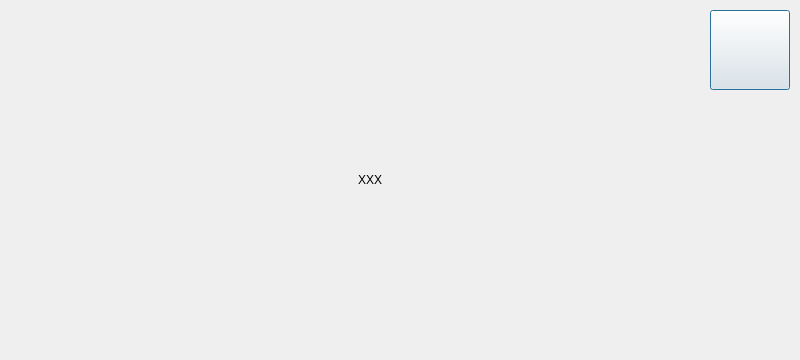
Before: the Qt Designer form src/XMusic/msgbox.ui in 1028417/XMusic, drawn with Qt 5.
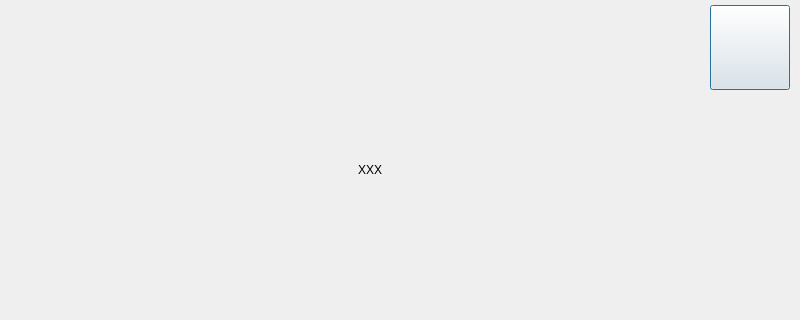
After: the same form once the commit is applied. Icons and pictures are not drawn. Custom widgets are drawn as their Qt base class.

Diff of the .ui file:
```diff
--- a/src/XMusic/msgbox.ui
+++ b/src/XMusic/msgbox.ui
@@ -7,7 +7,7 @@
     <x>0</x>
     <y>0</y>
     <width>800</width>
-    <height>360</height>
+    <height>320</height>
    </rect>
   </property>
   <property name="windowTitle">
@@ -17,7 +17,7 @@
    <property name="geometry">
     <rect>
      <x>40</x>
-     <y>140</y>
+     <y>130</y>
      <width>660</width>
      <height>80</height>
     </rect>
@@ -33,9 +33,9 @@
    <property name="geometry">
     <rect>
      <x>710</x>
-     <y>10</y>
+     <y>5</y>
      <width>80</width>
-     <height>80</height>
+     <height>85</height>
     </rect>
    </property>
    <property name="autoFillBackground">
```
